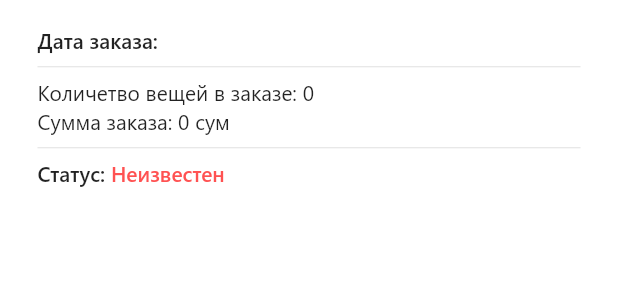
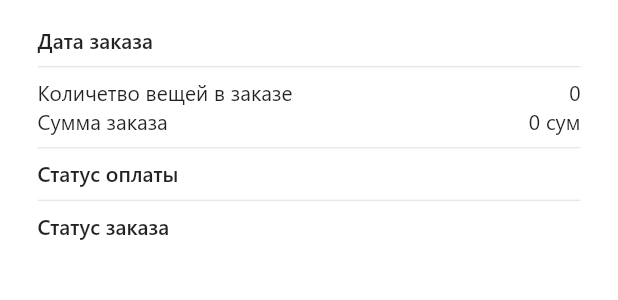
Before and after one commit to kamych1916/ZarinShop, a Flutter app: the OrderCard widget shown alone on an empty page, opened directly with empty values, on a phone screen of 412 x 824 dp. Shown: the top 300 px of the screen. Run offline on Flutter 3.47's test engine with Material 2 defaults, Android fonts, the phone set to English and light mode, and no system bars; our stand-ins replace circular_check_box, connectivity, custom_refresh_indicator, flutter_secure_storage, google_nav_bar, persistent_bottom_nav_bar and 5 more; missing offline and left inert: credit_card_input_form, superellipse_shape; accounts and stored records are empty; network calls fail.

Commit message:
Статусы заказа

```diff
--- a/lib/ui/widgets/order_card.dart
+++ b/lib/ui/widgets/order_card.dart
@@ -9,27 +9,6 @@ class OrderCard extends StatelessWidget {
 
   @override
   Widget build(BuildContext context) {
-    String state;
-    Color stateColor;
-
-    switch (order.state) {
-      case "Awaiting":
-        state = "В ожидании";
-        stateColor = Styles.mainColor;
-        break;
-      case "Completed":
-        state = "Завершен";
-        stateColor = Colors.green;
-        break;
-      case "Canceled":
-        state = "Отменен";
-        stateColor = Colors.redAccent;
-        break;
-      default:
-        state = "Неизвестен";
-        stateColor = Colors.redAccent;
-    }
-
     return Container(
       margin: EdgeInsets.only(left: 15.0, right: 15.0, top: 7.5, bottom: 7.5),
       width: double.infinity,
@@ -39,29 +18,70 @@ class OrderCard extends StatelessWidget {
       child: Column(
         crossAxisAlignment: CrossAxisAlignment.start,
         children: [
-          Text(
-            "Дата заказа: " + order.date,
-            style: TextStyle(
-              fontFamily: "SegoeUISemiBold",
-            ),
-          ),
-          Divider(),
-          Text("Количетво вещей в заказе: " + order.itemsCount.toString()),
-          Text("Сумма заказа: " + order.subtotal.toString() + " сум"),
-          Divider(),
           Row(
+            mainAxisAlignment: MainAxisAlignment.spaceBetween,
             children: [
               Text(
-                "Статус: ",
+                "Дата заказа",
                 style: TextStyle(
                   fontFamily: "SegoeUISemiBold",
                 ),
               ),
               Text(
-                state,
-                style:
-                    TextStyle(fontFamily: "SegoeUISemiBold", color: stateColor),
+                order.date,
+                style: TextStyle(
+                  fontFamily: "SegoeUISemiBold",
+                ),
               ),
+            ],
+          ),
+          Divider(),
+          Row(
+            mainAxisAlignment: MainAxisAlignment.spaceBetween,
+            children: [
+              Text("Количетво вещей в заказе"),
+              Text(order.itemsCount.toString())
+            ],
+          ),
+          Row(
+            mainAxisAlignment: MainAxisAlignment.spaceBetween,
+            children: [
+              Text("Сумма заказа"),
+              Text(order.subtotal.toString() + " сум")
+            ],
+          ),
+          Divider(),
+          Row(
+            mainAxisAlignment: MainAxisAlignment.spaceBetween,
+            children: [
+              Text(
+                "Статус оплаты ",
+                style: TextStyle(
+                  fontFamily: "SegoeUISemiBold",
+                ),
+              ),
+              Text(
+                order.state,
+                style: TextStyle(
+                    fontFamily: "SegoeUISemiBold", color: order.stateColor),
+              )
+            ],
+          ),
+          Divider(),
+          Row(
+            mainAxisAlignment: MainAxisAlignment.spaceBetween,
+            children: [
+              Text(
+                "Статус заказа ",
+                style: TextStyle(
+                  fontFamily: "SegoeUISemiBold",
+                ),
+              ),
+              Text(
+                order.state,
+                style: TextStyle(
+                    fontFamily: "SegoeUISemiBold", color: order.stateColor),
+              )
             ],
           ),
         ],
--- a/lib/ui/widgets/product_card.dart
+++ b/lib/ui/widgets/product_card.dart
@@ -36,7 +36,7 @@ class ProductCard extends StatelessWidget {
         );
       },
       child: Container(
-        width: size.width / 2 - 40,
+        width: size.width / 3,
         child: Column(
           children: [
             Stack(
```
Also changed, not shown: lib/models/order.dart (+44 -1 lines), lib/ui/screen_sign_up.dart (+22 -20 lines).
